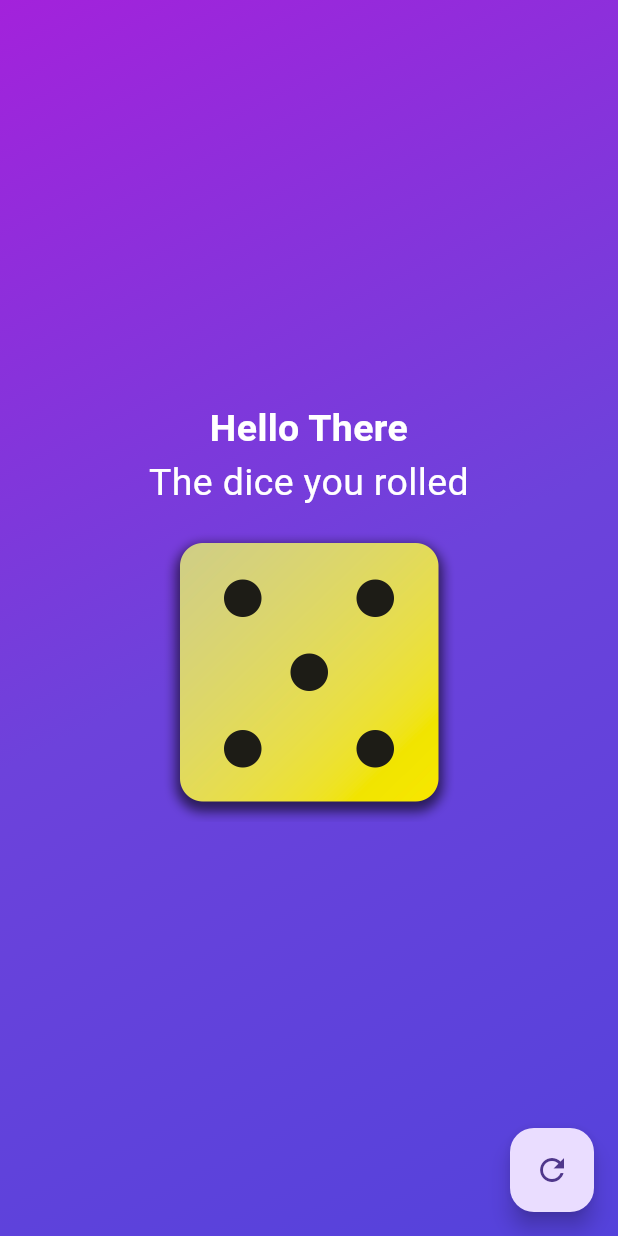
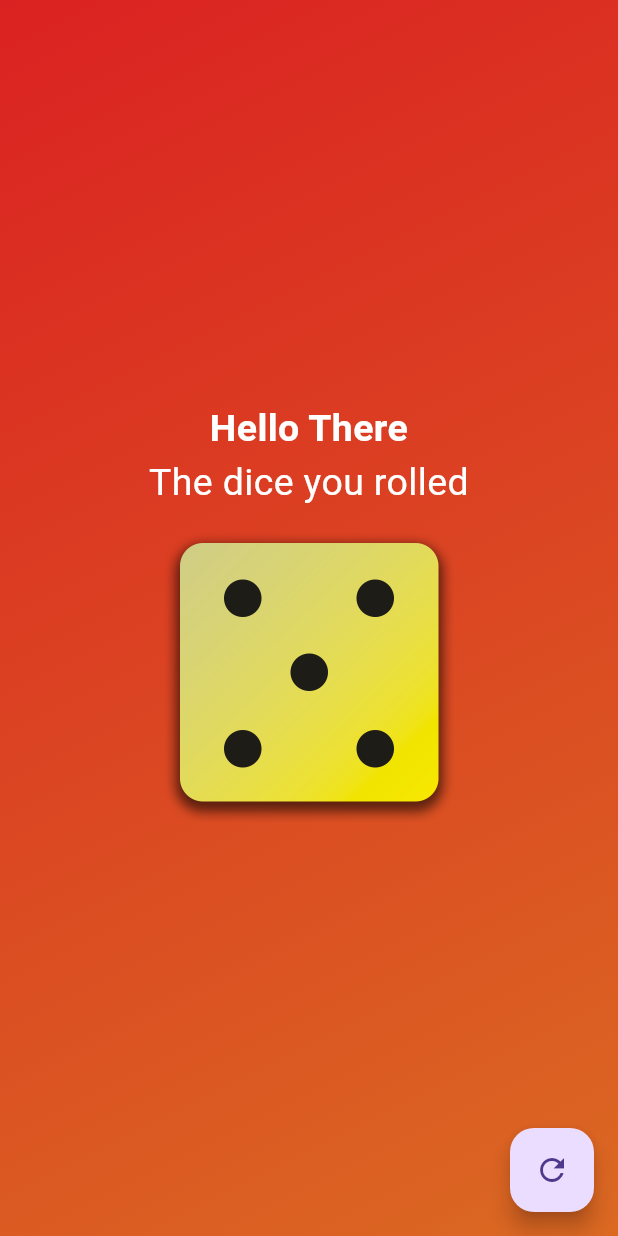
Before and after one commit to MohamedAshrafz/roll_dice, a Flutter app: the screen it shows after launch, after a tap on "Roll Dice", on a phone screen of 412 x 824 dp. Run offline on Flutter 3.47's test engine with Material 2 defaults, Android fonts, the phone set to English and light mode, and no system bars.

Commit message:
adding another way to set the home screen decoration

```diff
--- a/lib/home_page.dart
+++ b/lib/home_page.dart
@@ -8,12 +8,22 @@ class HomeScreenWidget extends StatefulWidget {
   const HomeScreenWidget({
     super.key,
     required this.title,
+    required this.colorGradientList,
   });
 
   // adding additional constructor to the widget
-  const HomeScreenWidget.defaultColoring({super.key, required this.title});
+  const HomeScreenWidget.defaultHomeScreenColoring({super.key, required this.title})
+      : colorGradientList = const [
+          Color.fromARGB(255, 219, 34, 34),
+          Color.fromARGB(255, 219, 68, 34),
+          Color.fromARGB(255, 219, 105, 34),
+        ];
+
+  const HomeScreenWidget.defaultAppColoring({super.key, required this.title})
+      : colorGradientList = null;
 
   final String title;
+  final List<Color>? colorGradientList;
 
   @override
   State<StatefulWidget> createState() {
@@ -48,11 +58,21 @@ class _HomePageState extends State<HomeScreenWidget> {
       diceIsAlreadyRolled = false;
     }
 
+    BoxDecoration localWidgetBoxDecoration = widget.colorGradientList != null
+        ? BoxDecoration(
+            gradient: LinearGradient(
+              colors: widget.colorGradientList!,
+              begin: Alignment.topLeft,
+              end: Alignment.bottomRight,
+            ),
+          )
+        : appBoxDecoration;
+
     return Scaffold(
       body: Container(
         // to make the container takes all the screen size
         alignment: Alignment.center,
-        decoration: appBoxDecoration,
+        decoration: localWidgetBoxDecoration,
         child: Column(
           mainAxisAlignment: MainAxisAlignment.center,
           children: [
--- a/lib/main.dart
+++ b/lib/main.dart
@@ -2,7 +2,7 @@ import 'package:flutter/material.dart';
 
 import 'package:roll_dice/home_page.dart';
 
-const colorGradientList = [
+const appColorGradientList = [
   Color.fromARGB(255, 163, 34, 219),
   Color.fromARGB(255, 109, 66, 219),
   Color.fromARGB(255, 84, 66, 219),
@@ -10,7 +10,7 @@ const colorGradientList = [
 
 const appBoxDecoration = BoxDecoration(
   gradient: LinearGradient(
-    colors: colorGradientList,
+    colors: appColorGradientList,
     begin: Alignment.topLeft,
     end: Alignment.bottomRight,
   ),
@@ -28,7 +28,7 @@ class MyApp extends StatelessWidget {
         //   colorScheme: ColorScheme.fromSeed(seedColor: Colors.blue),
         useMaterial3: true,
       ),
-      home: const HomeScreenWidget.defaultColoring(title: "Hello There"),
+      home: const HomeScreenWidget.defaultHomeScreenColoring(title: "Hello There"),
     );
   }
 }
```
